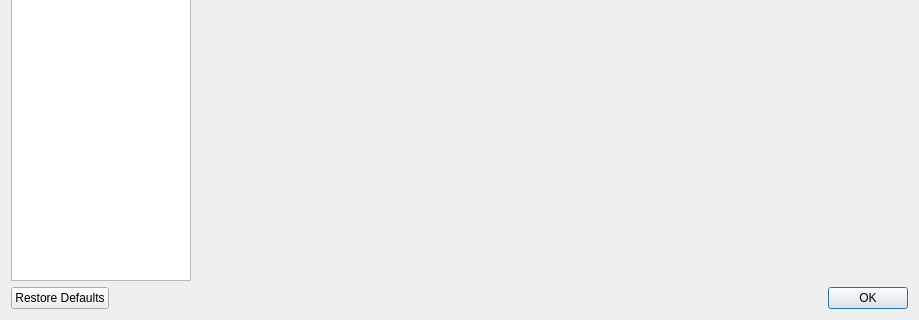
Before: the Qt Designer form Software/PC_Application/preferencesdialog.ui in jankae/LibreVNA, drawn with Qt 5; both pictures show x 0 to 919 and y 556 to 876 of the 919 by 876 pixel window.
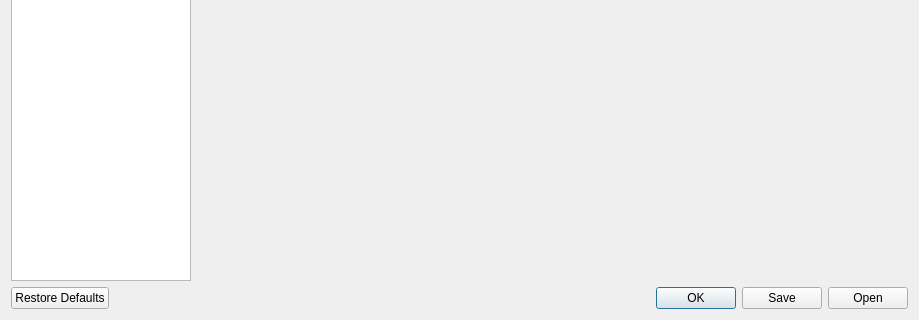
After: the same form once the commit is applied. Custom widgets are drawn as their Qt base class.

Commit message: Save/open preferences

Diff of the .ui file:
```diff
--- a/Software/PC_Application/preferencesdialog.ui
+++ b/Software/PC_Application/preferencesdialog.ui
@@ -1144,7 +1144,7 @@
       <enum>Qt::Horizontal</enum>
      </property>
      <property name="standardButtons">
-      <set>QDialogButtonBox::Ok|QDialogButtonBox::RestoreDefaults</set>
+      <set>QDialogButtonBox::Ok|QDialogButtonBox::Open|QDialogButtonBox::RestoreDefaults|QDialogButtonBox::Save</set>
      </property>
      <property name="centerButtons">
       <bool>false</bool>
```
The commit also changes 5 other files.
